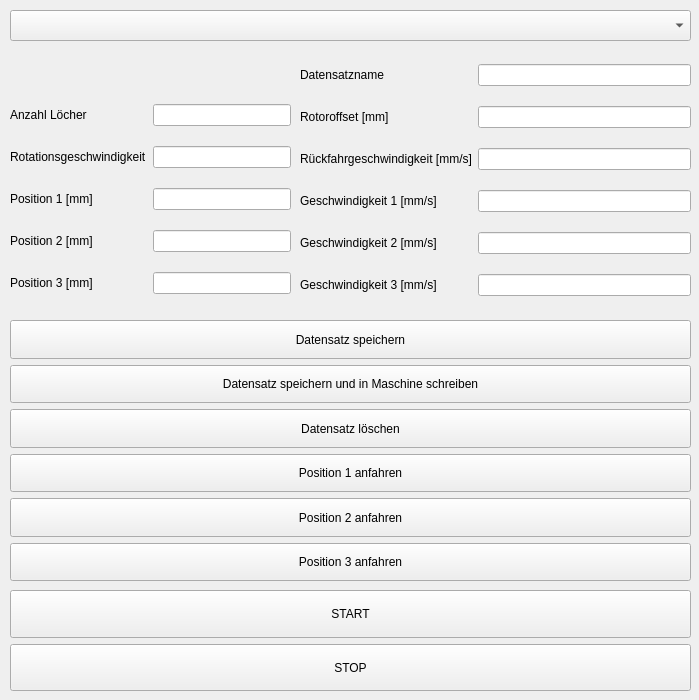
First picture: the form in Interface.ui, repository sicheider/Bohrvorrichtung, before the edit.
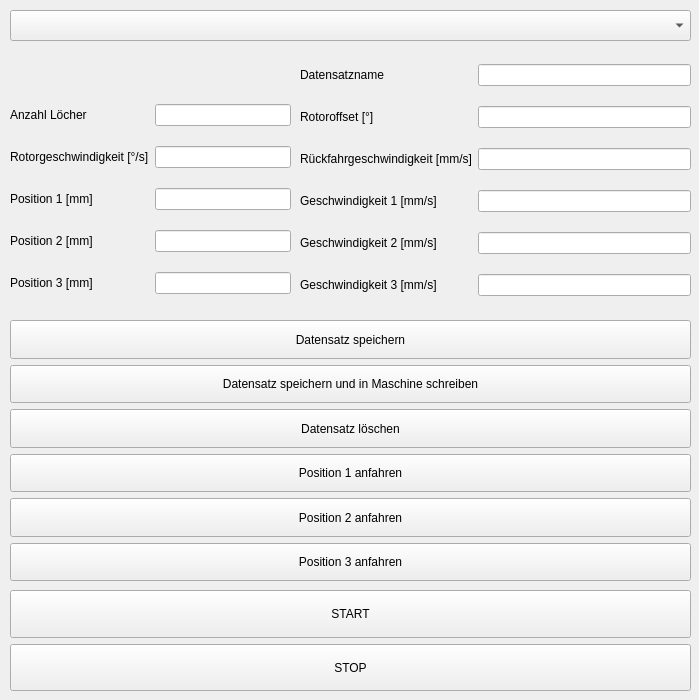
Second picture: the form after the edit.

Commit message: gui: einheiten rotorgeschwindigkeit und rotoroffset angepasst

```diff
--- a/Interface.ui
+++ b/Interface.ui
@@ -72,7 +72,7 @@
      <item row="1" column="0">
       <widget class="QLabel" name="label_3">
        <property name="text">
-        <string>Rotationsgeschwindigkeit</string>
+        <string>Rotorgeschwindigkeit [°/s]</string>
        </property>
       </widget>
      </item>
@@ -170,7 +170,7 @@
      <item row="1" column="0">
       <widget class="QLabel" name="label_7">
        <property name="text">
-        <string>Rotoroffset [mm]</string>
+        <string>Rotoroffset [°]</string>
        </property>
       </widget>
      </item>
```
The commit also changes 1 other file.
